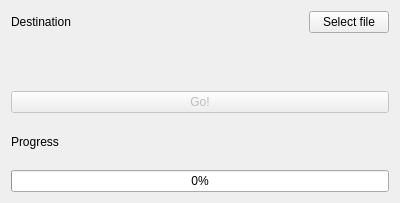
The window that views/videoprocessor.ui (tmramalho/bigCellBrotherGUI) describes before a commit, drawn with Qt 5.
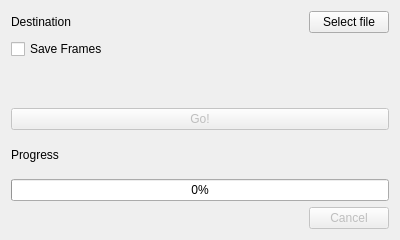
The same window after the commit.

Diff of the .ui file:
```diff
--- a/views/videoprocessor.ui
+++ b/views/videoprocessor.ui
@@ -7,7 +7,7 @@
     <x>0</x>
     <y>0</y>
     <width>400</width>
-    <height>203</height>
+    <height>240</height>
    </rect>
   </property>
   <property name="windowTitle">
@@ -16,40 +16,20 @@
   <layout class="QGridLayout" name="gridLayout_2">
    <item row="2" column="0">
     <layout class="QGridLayout" name="gridLayout">
+     <item row="6" column="1">
+      <widget class="QPushButton" name="pushButton">
+       <property name="enabled">
+        <bool>false</bool>
+       </property>
+       <property name="text">
+        <string>Cancel</string>
+       </property>
+      </widget>
+     </item>
      <item row="2" column="0" colspan="2">
-      <widget class="QPushButton" name="goButton">
-       <property name="enabled">
-        <bool>false</bool>
-       </property>
+      <widget class="QLabel" name="filename">
        <property name="text">
-        <string>Go!</string>
-       </property>
-      </widget>
-     </item>
-     <item row="0" column="0">
-      <widget class="QLabel" name="dotFileLabel">
-       <property name="text">
-        <string>Destination</string>
-       </property>
-      </widget>
-     </item>
-     <item row="3" column="0">
-      <widget class="QLabel" name="label_3">
-       <property name="text">
-        <string>Progress</string>
-       </property>
-      </widget>
-     </item>
-     <item row="4" column="0" colspan="2">
-      <widget class="QProgressBar" name="progressBar">
-       <property name="sizePolicy">
-        <sizepolicy hsizetype="Expanding" vsizetype="Fixed">
-         <horstretch>0</horstretch>
-         <verstretch>0</verstretch>
-        </sizepolicy>
-       </property>
-       <property name="value">
-        <number>0</number>
+        <string/>
        </property>
       </widget>
      </item>
@@ -66,10 +46,47 @@
        </property>
       </widget>
      </item>
-     <item row="1" column="0" colspan="2">
-      <widget class="QLabel" name="filename">
+     <item row="5" column="0" colspan="2">
+      <widget class="QProgressBar" name="progressBar">
+       <property name="sizePolicy">
+        <sizepolicy hsizetype="Expanding" vsizetype="Fixed">
+         <horstretch>0</horstretch>
+         <verstretch>0</verstretch>
+        </sizepolicy>
+       </property>
+       <property name="value">
+        <number>0</number>
+       </property>
+      </widget>
+     </item>
+     <item row="4" column="0">
+      <widget class="QLabel" name="label_3">
        <property name="text">
-        <string/>
+        <string>Progress</string>
+       </property>
+      </widget>
+     </item>
+     <item row="0" column="0">
+      <widget class="QLabel" name="dotFileLabel">
+       <property name="text">
+        <string>Destination</string>
+       </property>
+      </widget>
+     </item>
+     <item row="3" column="0" colspan="2">
+      <widget class="QPushButton" name="goButton">
+       <property name="enabled">
+        <bool>false</bool>
+       </property>
+       <property name="text">
+        <string>Go!</string>
+       </property>
+      </widget>
+     </item>
+     <item row="1" column="0">
+      <widget class="QCheckBox" name="checkBox">
+       <property name="text">
+        <string>Save Frames</string>
        </property>
       </widget>
      </item>
```
Left out of the diff: 19 changed lines with no effect on the pictures.
